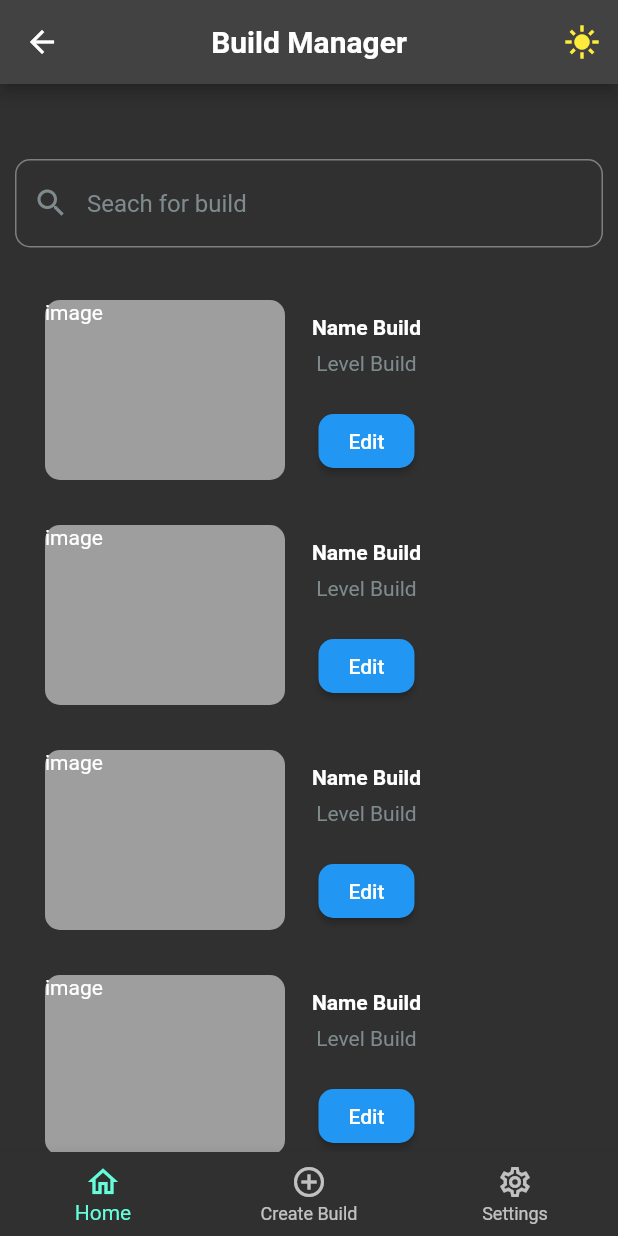
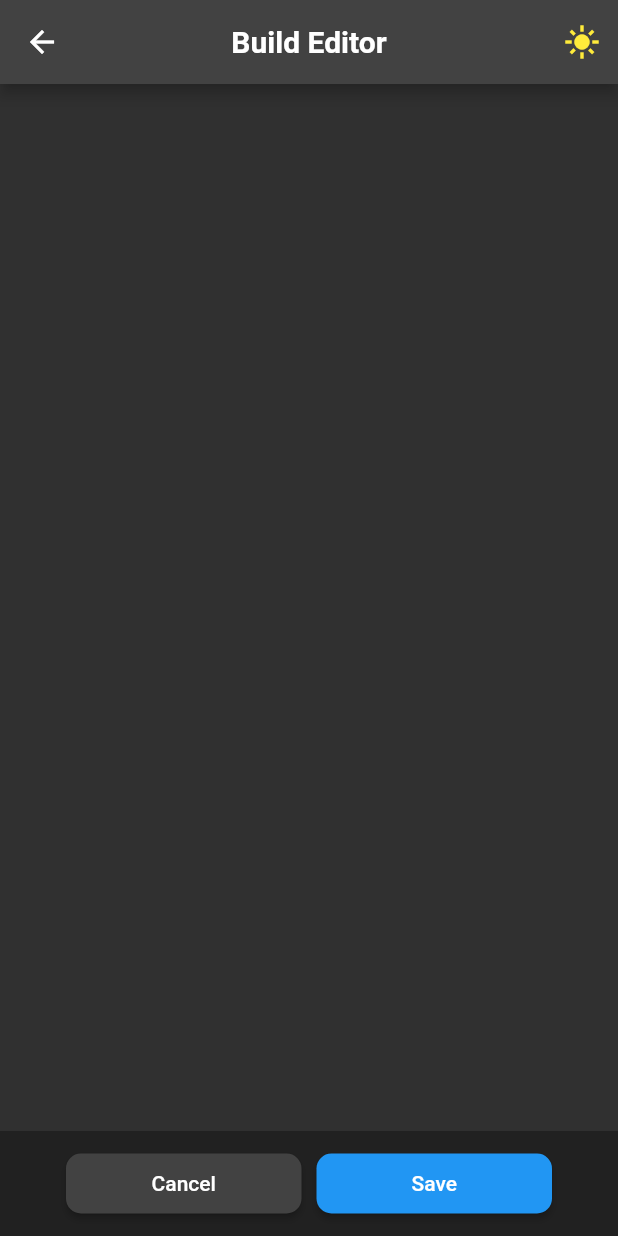
Before and after one commit to Assis-Souz4/app_flutter_elden_ring_build, a Flutter app: the screen it shows after launch, after a tap on "Login", on a phone screen of 412 x 824 dp. Run offline on Flutter 3.47's test engine with Material 3 defaults, Android fonts, the light colour scheme and no system bars.

Commit message:
component para criar os botões cancel e save da page  build editor

```diff
--- a/lib/components/botton_navigator_bar.dart
+++ b/lib/components/bottom_navigator_bar.dart
@@ -1,6 +1,6 @@
 import 'package:flutter/material.dart';
 
-BottomNavigationBar getBottonNavigatorBar() {
+BottomNavigationBar getBottomNavigatorBar() {
   return BottomNavigationBar(
     currentIndex: 0,
     items: const [
--- a/lib/components/build.dart
+++ b/lib/components/build.dart
@@ -22,7 +22,7 @@ class _CreateBuildState extends State<BuildCreate> {
         Padding(
           padding:
               const EdgeInsets.only(top: 0, left: 20, right: 20, bottom: 10),
-          child: Container(
+          child: SizedBox(
             width: double.infinity,
             // color: Colors.grey[350],
             height: 140,
--- /dev/null
+++ b/lib/components/button_build_editor.dart
@@ -0,0 +1,34 @@
+import 'package:flutter/material.dart';
+
+Row getButtonBuildEditor(BuildContext value) {
+  BuildContext context = value;
+  return Row(
+    mainAxisAlignment: MainAxisAlignment.center,
+    children: [
+      ElevatedButton(
+        style: ElevatedButton.styleFrom(
+          backgroundColor: Theme.of(context).cardColor,
+          fixedSize: const Size(157, 40),
+          shape: RoundedRectangleBorder(
+            borderRadius: BorderRadius.circular(10),
+          ),
+        ),
+        onPressed: () {},
+        child: const Text('Cancel'),
+      ),
+      const SizedBox(
+        width: 10,
+      ),
+      ElevatedButton(
+        style: ElevatedButton.styleFrom(
+          fixedSize: const Size(157, 40),
+          shape: RoundedRectangleBorder(
+            borderRadius: BorderRadius.circular(10),
+          ),
+        ),
+        onPressed: () {},
+        child: const Text('Save'),
+      ),
+    ],
+  );
+}
--- a/lib/main.dart
+++ b/lib/main.dart
@@ -1,3 +1,4 @@
+import 'package:app_flutter_elden_ring_build/pages/build_editor_page.dart';
 import 'package:app_flutter_elden_ring_build/pages/home_page.dart';
 import 'package:app_flutter_elden_ring_build/pages/login_page.dart';
 import 'package:flutter/material.dart';
@@ -24,8 +25,10 @@ class MyApp extends StatelessWidget {
       routes: {
         '/': (context) => const LoginPage(),
         '/home': (context) => const HomePage(),
+        '/build editor': (context) => const BuildEditor(),
       },
     );
   }
 }
+
 //NOTE - implementar campos na home de registo e recuperar password
--- /dev/null
+++ b/lib/pages/build_editor_page.dart
@@ -0,0 +1,33 @@
+import 'package:app_flutter_elden_ring_build/components/app_bar_decoration.dart';
+import 'package:app_flutter_elden_ring_build/components/button_build_editor.dart';
+import 'package:flutter/material.dart';
+
+class BuildEditor extends StatefulWidget {
+  const BuildEditor({super.key});
+
+  @override
+  State<BuildEditor> createState() => _BuildEditorState();
+}
+
+class _BuildEditorState extends State<BuildEditor> {
+  @override
+  Widget build(BuildContext context) {
+    return Scaffold(
+      appBar: getAppBar('Build Editor'),
+      body: SizedBox(
+        child: Column(
+          children: [
+            Expanded(
+              child: ListView(),
+            ),
+            Container(
+              height: 70,
+              color: Theme.of(context).primaryColor,
+              child: getButtonBuildEditor(context),
+            ),
+          ],
+        ),
+      ),
+    );
+  }
+}
--- a/lib/pages/home_page.dart
+++ b/lib/pages/home_page.dart
@@ -1,5 +1,5 @@
 import 'package:app_flutter_elden_ring_build/components/app_bar_decoration.dart';
-import 'package:app_flutter_elden_ring_build/components/botton_navigator_bar.dart';
+import 'package:app_flutter_elden_ring_build/components/bottom_navigator_bar.dart';
 import 'package:app_flutter_elden_ring_build/components/build.dart';
 import 'package:app_flutter_elden_ring_build/components/seach_build.dart';
 import 'package:flutter/material.dart';
@@ -31,7 +31,7 @@ class _ShowBuildsPageState extends State<HomePage> {
           ),
           Expanded(
             child: ListView(
-              children: [
+              children: const [
                 BuildCreate(nameBuild: ''),
                 BuildCreate(nameBuild: ''),
                 BuildCreate(nameBuild: ''),
@@ -48,7 +48,7 @@ class _ShowBuildsPageState extends State<HomePage> {
           )
         ],
       ),
-      bottomNavigationBar: getBottonNavigatorBar(),
+      bottomNavigationBar: getBottomNavigatorBar(),
     );
   }
 }
--- a/lib/pages/login_page.dart
+++ b/lib/pages/login_page.dart
@@ -1,6 +1,6 @@
 import 'package:app_flutter_elden_ring_build/components/app_bar_decoration.dart';
 import 'package:app_flutter_elden_ring_build/components/colors_app.dart';
-import 'package:app_flutter_elden_ring_build/pages/home_page.dart';
+import 'package:app_flutter_elden_ring_build/pages/build_editor_page.dart';
 import 'package:flutter/material.dart';
 
 class LoginPage extends StatefulWidget {
@@ -18,7 +18,6 @@ class _HomePageState extends State<LoginPage> {
       body: Padding(
         padding:
             const EdgeInsets.only(top: 80, left: 12, right: 12, bottom: 40),
-        child: Container(
         child: SingleChildScrollView(
           child: Column(
             crossAxisAlignment: CrossAxisAlignment.stretch,
@@ -100,9 +99,9 @@ class _HomePageState extends State<LoginPage> {
                   ),
                 ),
                 onPressed: () {
-                    Navigator.of(context).pushNamed('/home');
+                  Navigator.of(context).pushNamed('/build editor');
                   MaterialPageRoute(
-                      builder: (context) => const HomePage(),
+                    builder: (context) => const BuildEditor(),
                   );
                 },
                 child: const Text(
@@ -119,7 +118,6 @@ class _HomePageState extends State<LoginPage> {
           ),
         ),
       ),
-      ),
     );
   }
 }
```
Also changed, not shown: lib/pages/build_editor.dart (deleted). Lines whose indentation alone changed are shown as unchanged.
